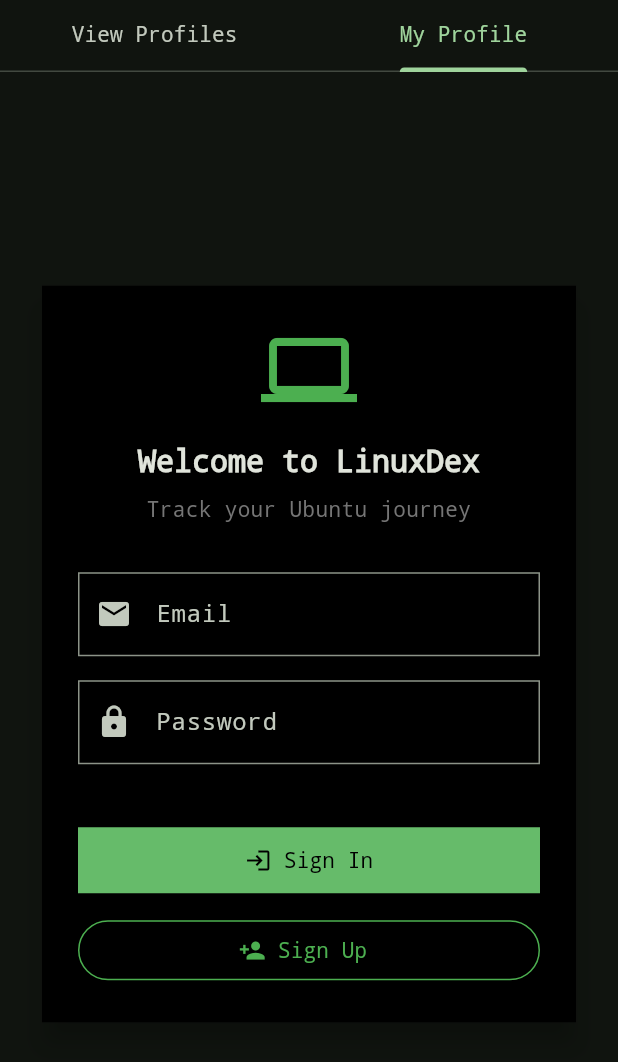
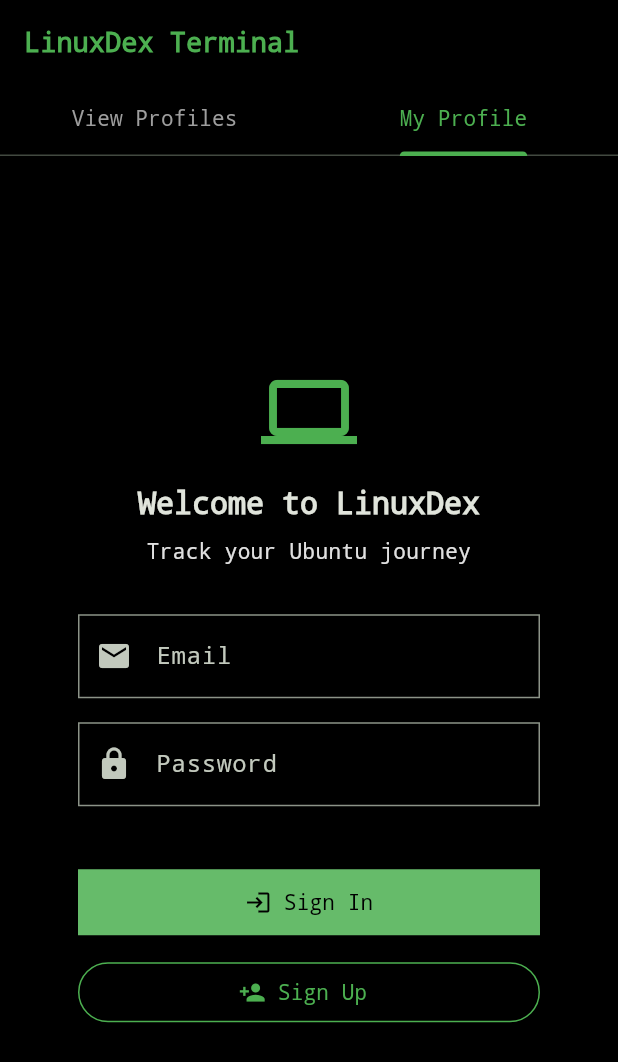
Before and after one commit to ThomasNowProductions/LinuxDex, a Flutter app: the screen it shows after launch, tab 2 chosen, on a phone screen of 412 x 824 dp. Shown: the top 1062 px of the screen. Run offline on Flutter 3.47's test engine with Material 3 defaults, Android fonts, the phone set to English and light mode, and no system bars; our stand-ins replace flutter_dotenv, supabase_flutter; accounts and stored records are empty.

Commit message:
Updated design

```diff
--- a/app/lib/screens/auth_screen.dart
+++ b/app/lib/screens/auth_screen.dart
@@ -62,7 +62,7 @@
       child: SingleChildScrollView(
         padding: const EdgeInsets.all(24.0),
         child: Card(
-          elevation: 8,
+          color: Colors.black,
           child: Padding(
             padding: const EdgeInsets.all(24.0),
             child: Column(
@@ -83,7 +83,7 @@
                 Text(
                   'Track your Ubuntu journey',
                   style: Theme.of(context).textTheme.bodyMedium?.copyWith(
-                    color: Colors.grey[600],
+                    color: Colors.grey[300],
                   ),
                   textAlign: TextAlign.center,
                 ),
--- a/app/lib/screens/main_screen.dart
+++ b/app/lib/screens/main_screen.dart
@@ -23,16 +23,24 @@
         return DefaultTabController(
           length: 2,
           child: Scaffold(
-            body: Column(
-              children: [
-                const TabBar(
+            backgroundColor: Colors.black,
+            appBar: AppBar(
+              backgroundColor: Colors.black,
+              title: const Text(
+                'LinuxDex Terminal',
+                style: TextStyle(color: Colors.green, fontFamily: 'Courier New'),
+              ),
+              bottom: const TabBar(
+                indicatorColor: Colors.green,
+                labelColor: Colors.green,
+                unselectedLabelColor: Colors.grey,
                 tabs: [
                   Tab(text: 'View Profiles'),
                   Tab(text: 'My Profile'),
                 ],
               ),
-                Expanded(
-                  child: TabBarView(
+            ),
+            body: TabBarView(
               children: [
                 const ProfileViewerBody(),
                 isLoggedIn
@@ -41,9 +49,6 @@
               ],
             ),
           ),
-              ],
-            ),
-          ),
         );
       },
     );
--- a/app/lib/screens/profile_viewer.dart
+++ b/app/lib/screens/profile_viewer.dart
@@ -66,7 +66,7 @@
       child: SingleChildScrollView(
         padding: const EdgeInsets.all(24.0),
         child: Card(
-          elevation: 8,
+          color: Colors.black,
           child: Padding(
             padding: const EdgeInsets.all(24.0),
             child: Column(
@@ -143,9 +143,7 @@
                                 duration: const Duration(milliseconds: 300),
                                 curve: Curves.easeInOut,
                                 child: Card(
-                                  elevation: 2,
-                                  margin: const EdgeInsets.only(bottom: 12),
-                                  color: isCurrent ? Colors.green[50] : null,
+                                  color: Colors.black,
                                   child: ListTile(
                                     leading: Icon(
                                       Icons.laptop,
```
Also changed, not shown: app/lib/screens/profile_screen.dart (+5 -2 lines). Lines whose indentation alone changed are shown as unchanged.
